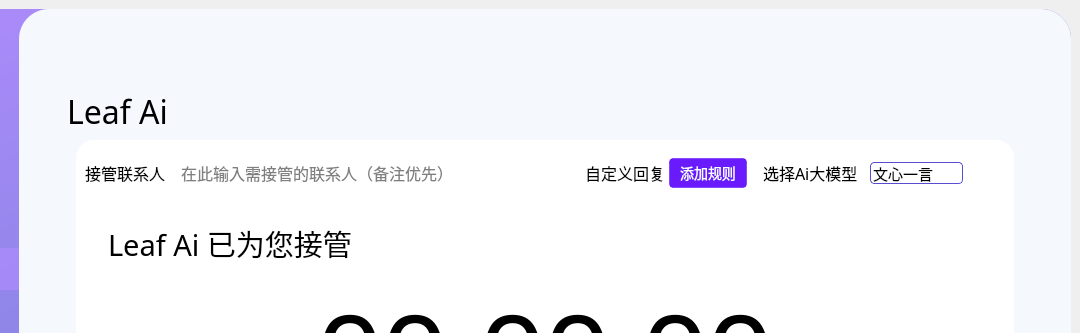
Before: the Qt Designer form Ui_MainWindow.ui in YangShengzhou03/LeafAuto, drawn with Qt 5; both pictures show x 209 to 1289 and y 0 to 333 of the 1289 by 734 pixel window.
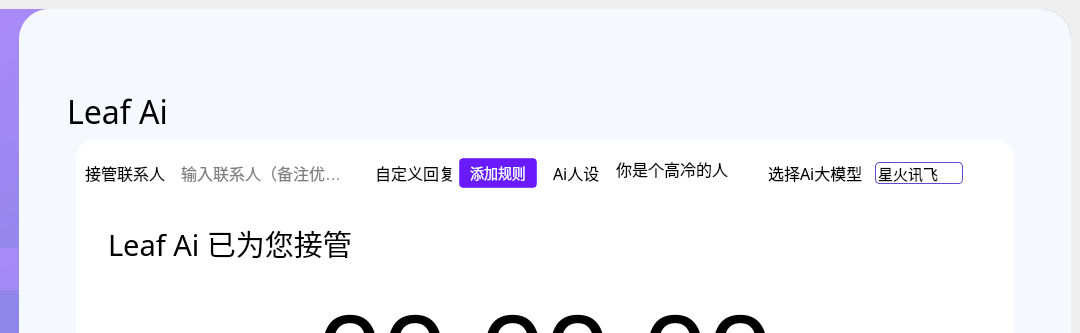
After: the same form once the commit is applied. The open tabs and pages were chosen to show the change. Icons and pictures are not drawn.

```diff
--- a/Ui_MainWindow.ui
+++ b/Ui_MainWindow.ui
@@ -4657,7 +4657,7 @@
                          <property name="frameShadow">
                           <enum>QFrame::Raised</enum>
                          </property>
-                         <layout class="QHBoxLayout" name="horizontalLayout_124" stretch="2,0,1">
+                         <layout class="QHBoxLayout" name="horizontalLayout_124" stretch="2,0,0,1">
                           <property name="spacing">
                            <number>12</number>
                           </property>
@@ -4723,7 +4723,7 @@
 }</string>
                               </property>
                               <property name="placeholderText">
-                               <string>在此输入需接管的联系人（备注优先）</string>
+                               <string>输入联系人（备注优先）</string>
                               </property>
                              </widget>
                             </item>
@@ -4810,6 +4810,68 @@
                             </item>
                            </layout>
                           </item>
+                          <item>
+                           <layout class="QHBoxLayout" name="horizontalLayout_19">
+                            <item>
+                             <widget class="QLabel" name="label_13">
+                              <property name="font">
+                               <font>
+                                <family>微软雅黑 Light</family>
+                                <pointsize>12</pointsize>
+                               </font>
+                              </property>
+                              <property name="styleSheet">
+                               <string notr="true">QLabel {
+    color: rgb(0, 0, 0);
+}</string>
+                              </property>
+                              <property name="text">
+                               <string>Ai人设</string>
+                              </property>
+                             </widget>
+                            </item>
+                            <item>
+                             <widget class="QLineEdit" name="Characters_lineEdit">
+                              <property name="minimumSize">
+                               <size>
+                                <width>0</width>
+                                <height>32</height>
+                               </size>
+                              </property>
+                              <property name="font">
+                               <font>
+                                <pointsize>-1</pointsize>
+                               </font>
+                              </property>
+                              <property name="styleSheet">
+                               <string notr="true">QLineEdit {
+    color: rgb(0, 0, 0);
+    border: none;
+    padding: 2px;
+    font-size: 16px;
+}
+
+QLineEdit::placeholder {
+    color: rgb(150, 150, 150);
+}
+
+QLineEdit:hover {
+    border-color: rgb(35, 26, 132);
+}</string>
+                              </property>
+                              <property name="inputMask">
+                               <string/>
+                              </property>
+                              <property name="text">
+                               <string>你是个高冷的人</string>
+                              </property>
+                              <property name="placeholderText">
+                               <string>在此输入Ai人设</string>
+                              </property>
+                             </widget>
+                            </item>
+                           </layout>
+                          </item>
                           <item>
                            <layout class="QHBoxLayout" name="horizontalLayout_14">
                             <property name="rightMargin">
@@ -4886,6 +4948,11 @@
     selection-color: rgb(0, 0, 0);
 }</string>
                               </property>
+                              <item>
+                               <property name="text">
+                                <string>星火讯飞</string>
+                               </property>
+                              </item>
                               <item>
                                <property name="text">
                                 <string>文心一言</string>
```
Left out of the diff: 9 changed lines with no effect on the pictures.
